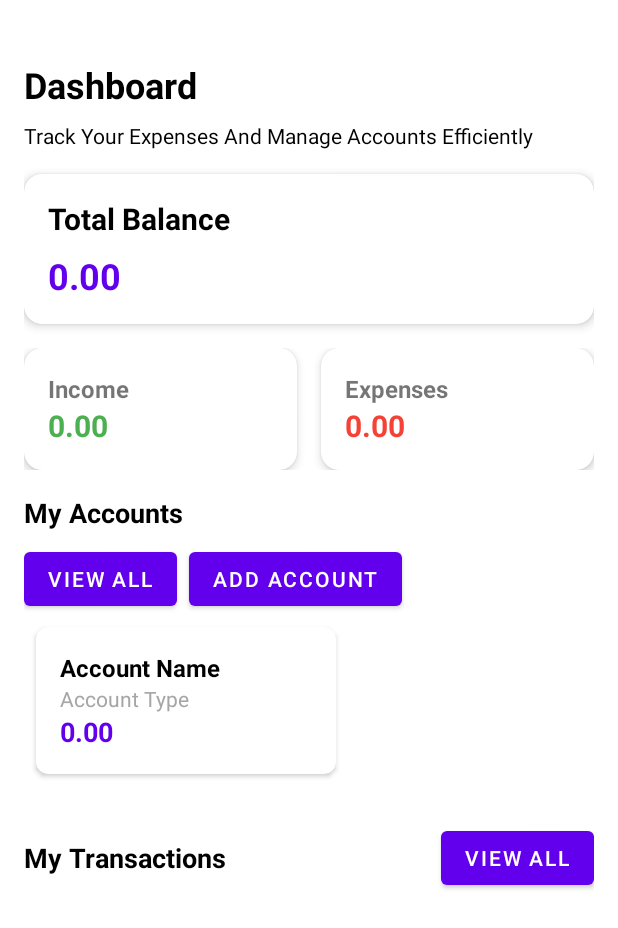
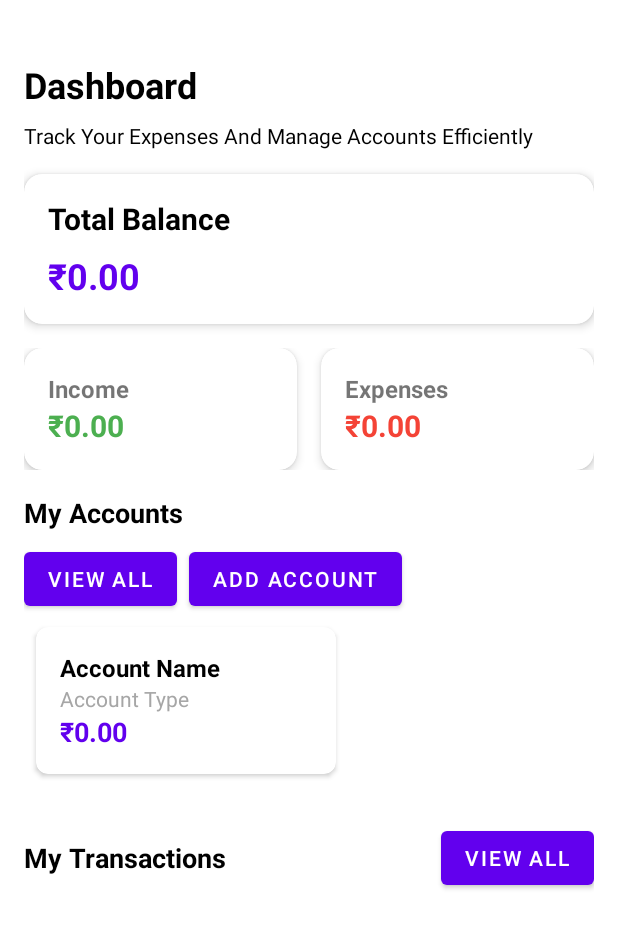
Before and after one commit to prajwal088/daily-expenses-02, an Android app: the layout fragment_dashboard.xml on its own in the app's theme, with its tools: preview values and no code run, on a phone screen of 412 x 824 dp. Shown: the top 928 px of the screen. Run offline under Robolectric (Android 15) with nearby library versions, the phone set to English and light mode, and no system bars.

```diff
--- a/app/src/main/res/values/strings.xml
+++ b/app/src/main/res/values/strings.xml
@@ -18,7 +18,7 @@
     <!-- Dashboard -->
     <string name="track_your_expenses_and_manage_accounts_efficiently">Track Your Expenses And Manage Accounts Efficiently</string>
     <string name="total_balance">Total Balance</string>
-    <string name="_0_00">0.00</string>
+    <string name="_0_00">₹0.00</string>
     <string name="income">Income</string>
     <string name="expenses">Expenses</string>
     <string name="my_accounts">My Accounts</string>
@@ -33,4 +33,8 @@
     <string name="back">Back</string>
     <string name="refresh">Refresh</string>
 
+    <!-- Accounts -->
+    <string name="initial_balance">Initial Balance</string>
+
+
 </resources>
```
